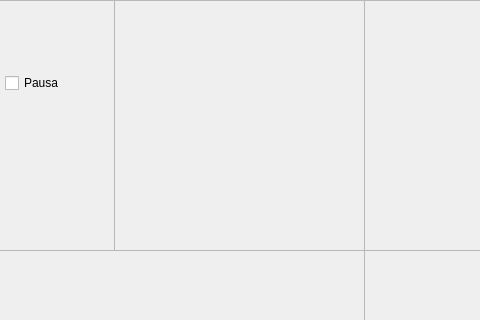
arty4325/IC2001-MonsterFactory, file MonsterFactory/mainwindow.ui: the form before one commit; both pictures show x 576 to 1056 and y 0 to 320 of the 1366 by 768 pixel window.
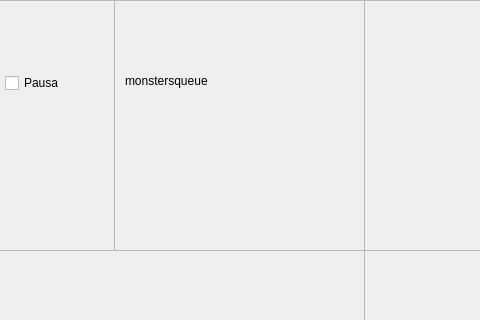
The form after the commit.

Commit message: Print cola mounstros

Patch:
```diff
--- a/MonsterFactory/mainwindow.ui
+++ b/MonsterFactory/mainwindow.ui
@@ -127,6 +127,19 @@
        <height>249</height>
       </rect>
      </property>
+     <widget class="QLabel" name="mounstrosLabel">
+      <property name="geometry">
+       <rect>
+        <x>10</x>
+        <y>70</y>
+        <width>231</width>
+        <height>20</height>
+       </rect>
+      </property>
+      <property name="text">
+       <string>monstersqueue</string>
+      </property>
+     </widget>
     </widget>
    </widget>
    <widget class="QScrollArea" name="scrollArea_4">
```
The commit also changes 6 other files.
